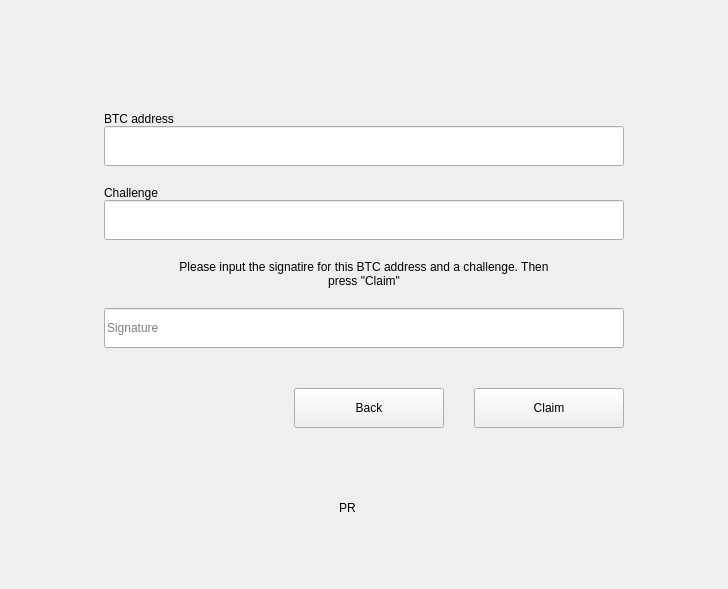
The window that windows/m_airdropforbtc.ui (0xkobe/mwc-wallet) describes before a commit, drawn with Qt 5.
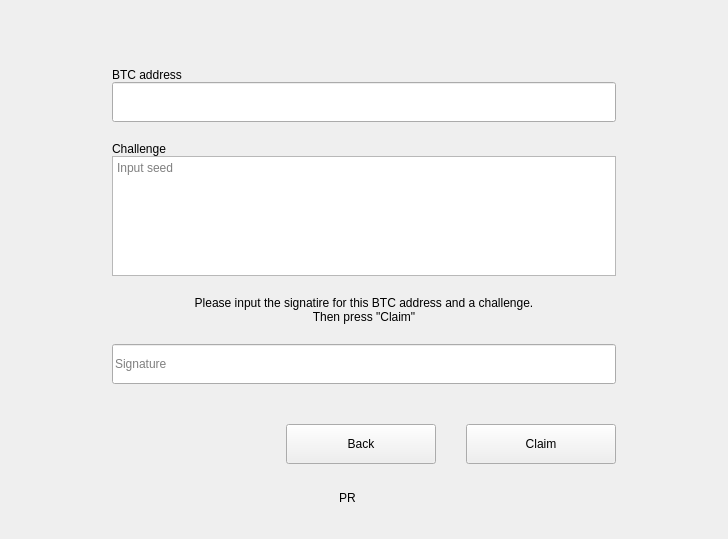
The same window after the commit. Custom widgets are drawn as their Qt base class.

The edit to the form file:
```diff
--- a/windows/m_airdropforbtc.ui
+++ b/windows/m_airdropforbtc.ui
@@ -7,28 +7,13 @@
     <x>0</x>
     <y>0</y>
     <width>728</width>
-    <height>589</height>
+    <height>539</height>
    </rect>
   </property>
   <property name="windowTitle">
    <string>Form</string>
   </property>
-  <layout class="QVBoxLayout" name="verticalLayout_2" stretch="2,0,1,0,1">
-   <property name="spacing">
-    <number>0</number>
-   </property>
-   <property name="leftMargin">
-    <number>0</number>
-   </property>
-   <property name="topMargin">
-    <number>0</number>
-   </property>
-   <property name="rightMargin">
-    <number>0</number>
-   </property>
-   <property name="bottomMargin">
-    <number>0</number>
-   </property>
+  <layout class="QVBoxLayout" name="verticalLayout_2">
    <item>
     <spacer name="verticalSpacer">
      <property name="orientation">
@@ -112,22 +97,40 @@
         </widget>
        </item>
        <item>
-        <widget class="control::MwcLineEditNormal" name="challengeEdit">
+        <widget class="QTextEdit" name="challengeEdit">
+         <property name="enabled">
+          <bool>true</bool>
+         </property>
          <property name="minimumSize">
           <size>
            <width>0</width>
-           <height>40</height>
+           <height>120</height>
           </size>
          </property>
          <property name="maximumSize">
           <size>
            <width>16777215</width>
-           <height>40</height>
+           <height>120</height>
           </size>
          </property>
+         <property name="acceptDrops">
+          <bool>false</bool>
+         </property>
+         <property name="lineWidth">
+          <number>0</number>
+         </property>
+         <property name="tabChangesFocus">
+          <bool>true</bool>
+         </property>
          <property name="readOnly">
           <bool>true</bool>
          </property>
+         <property name="acceptRichText">
+          <bool>false</bool>
+         </property>
+         <property name="placeholderText">
+          <string>Input seed</string>
+         </property>
         </widget>
        </item>
        <item>
@@ -435,11 +438,6 @@
    <extends>QLineEdit</extends>
    <header>control/MwcLineEdit.h</header>
   </customwidget>
-  <customwidget>
-   <class>control::MwcLabelSmall</class>
-   <extends>QLabel</extends>
-   <header>control/MwcLabel.h</header>
-  </customwidget>
   <customwidget>
    <class>control::MwcLabelNormal</class>
    <extends>QLabel</extends>
@@ -450,6 +448,11 @@
    <extends>QLabel</extends>
    <header>control/MwcLabelProgress.h</header>
   </customwidget>
+  <customwidget>
+   <class>control::MwcLabelSmall</class>
+   <extends>QLabel</extends>
+   <header>control/MwcLabel.h</header>
+  </customwidget>
  </customwidgets>
  <resources/>
  <connections/>
```
Left out of the diff: 2 changed lines with no effect on the pictures.
